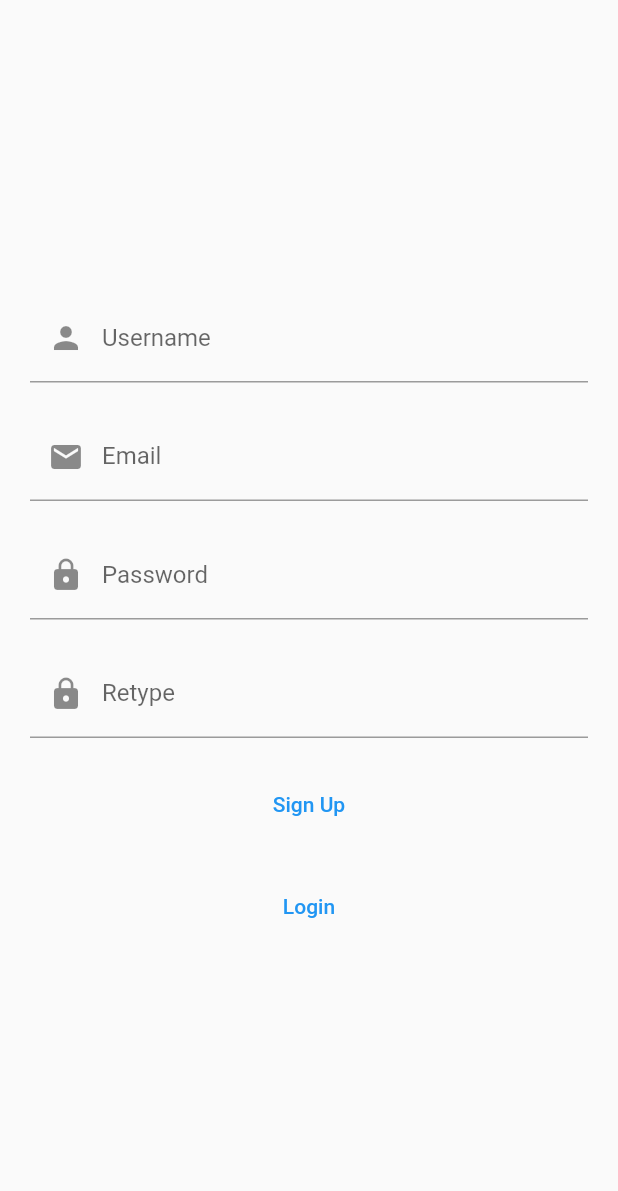
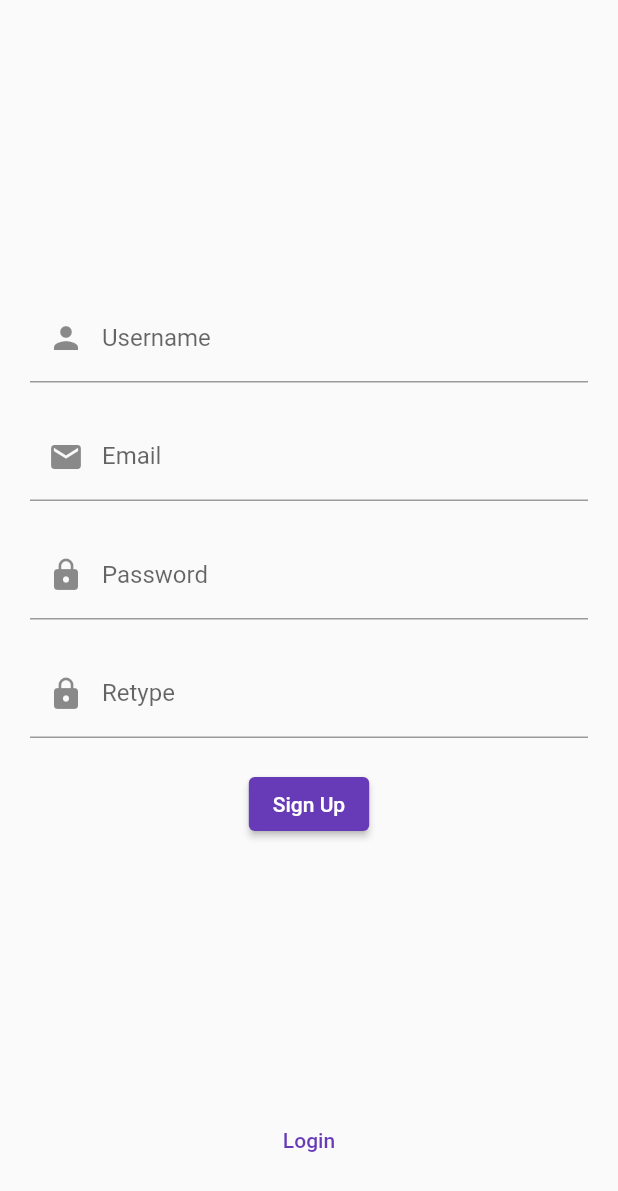
Before and after one commit to dnys1/habitr, a Flutter app: the screen it shows after launch, after a tap on "Login", after a tap on "Sign Up", on a phone screen of 412 x 824 dp. Shown: the top 1191 px of the screen. Run offline on Flutter 3.47's test engine with Material 2 defaults, Android fonts, the phone set to English and light mode, and no system bars; our stand-ins replace bloc, cached_network_image, equatable, flutter_bloc, image_picker; missing offline and left inert: amplify_api, amplify_auth_cognito, amplify_datastore_plugin_interface, amplify_flutter, amplify_storage_s3, gql; accounts and stored records are empty.

Commit message:
Add Amazon login

```diff
--- a/lib/blocs/auth/auth_data.dart
+++ b/lib/blocs/auth/auth_data.dart
@@ -1,3 +1,4 @@
+import 'package:amplify_auth_cognito/amplify_auth_cognito.dart';
 import 'package:equatable/equatable.dart';
 import 'package:meta/meta.dart';
 
@@ -5,27 +6,36 @@ enum AuthScreen { signup, login, verify, addImage }
 
 @immutable
 class AuthData extends Equatable {
-  final String username;
-  final String password;
+  final String? username;
+  final String? password;
+  final AuthProvider? provider;
 
-  const AuthData(this.username, this.password);
+  const AuthData({
+    this.username,
+    this.password,
+    this.provider,
+  });
 
   @override
-  List<Object?> get props => [username, password];
+  List<Object?> get props => [username, password, provider];
 }
 
 class AuthLoginData extends AuthData {
   const AuthLoginData(String username, String password)
-      : super(username, password);
+      : super(username: username, password: password);
 
   AuthLoginData copyWith({
     String? username,
     String? password,
   }) =>
       AuthLoginData(
-        username ?? this.username,
-        password ?? this.password,
+        username ?? this.username!,
+        password ?? this.password!,
       );
+}
+
+class AuthProviderData extends AuthData {
+  const AuthProviderData(AuthProvider provider) : super(provider: provider);
 }
 
 class AuthSignupData extends AuthData {
@@ -35,7 +45,7 @@ class AuthSignupData extends AuthData {
     String username,
     String password, {
     required this.email,
-  }) : super(username, password);
+  }) : super(username: username, password: password);
 
   @override
   List<Object?> get props => [username, password, email];
@@ -46,8 +56,8 @@ class AuthSignupData extends AuthData {
     String? email,
   }) =>
       AuthSignupData(
-        username ?? this.username,
-        password ?? this.password,
+        username ?? this.username!,
+        password ?? this.password!,
         email: email ?? this.email,
       );
 }
--- a/lib/blocs/auth/auth_event.dart
+++ b/lib/blocs/auth/auth_event.dart
@@ -32,7 +32,7 @@ class AuthChangeScreen extends AuthEvent {
 }
 
 class AuthLogin extends AuthEvent {
-  final AuthLoginData data;
+  final AuthData data;
 
   const AuthLogin(this.data);
 
--- a/lib/main.dart
+++ b/lib/main.dart
@@ -98,7 +98,7 @@ class _MyAppState extends State<MyApp> {
         child: MaterialApp(
           title: 'Flutter Demo',
           theme: ThemeData(
-            primarySwatch: Colors.blue,
+            primarySwatch: Colors.deepPurple,
           ),
           scaffoldMessengerKey: scaffoldMessengerKey,
           home: StreamBuilder<AuthState>(
--- a/lib/screens/login/login_screen.dart
+++ b/lib/screens/login/login_screen.dart
@@ -3,6 +3,7 @@ import 'package:flutter_bloc/flutter_bloc.dart';
 import 'package:habitr/blocs/auth/auth_bloc.dart';
 import 'package:habitr/screens/login/login_viewmodel.dart';
 import 'package:habitr/util/validators.dart';
+import 'package:habitr/widgets/login_with_amazon/login_with_amazon_button.dart';
 import 'package:provider/provider.dart';
 
 class LoginScreen extends StatelessWidget {
@@ -33,7 +34,6 @@ class _LoginView extends StatelessWidget {
   Widget build(BuildContext context) {
     return Scaffold(
       body: Center(
-        child: SingleChildScrollView(
         child: Form(
           key: viewModel.formKey,
           child: Padding(
@@ -42,6 +42,7 @@ class _LoginView extends StatelessWidget {
               mainAxisAlignment: MainAxisAlignment.center,
               crossAxisAlignment: CrossAxisAlignment.center,
               children: [
+                const Spacer(),
                 TextFormField(
                   onChanged: viewModel.setUsername,
                   validator: validateUsername,
@@ -68,19 +69,21 @@ class _LoginView extends StatelessWidget {
                     if (viewModel.isBusy) {
                       return const CircularProgressIndicator();
                     }
-                      return TextButton(
+                    return ElevatedButton(
                       onPressed: viewModel.login,
                       child: const Text('Login'),
                     );
                   },
                 ),
-                  const SizedBox(height: 20),
+                const SizedBox(height: 10),
+                const LoginWithAmazonButton(),
+                const Spacer(),
                 TextButton(
                   child: const Text('Sign Up'),
                   onPressed: viewModel.goToSignUp,
                 ),
+                const SizedBox(height: 20),
               ],
-              ),
             ),
           ),
         ),
--- a/lib/screens/signup/signup_screen.dart
+++ b/lib/screens/signup/signup_screen.dart
@@ -33,7 +33,6 @@ class _SignupView extends StatelessWidget {
   Widget build(BuildContext context) {
     return Scaffold(
       body: Center(
-        child: SingleChildScrollView(
         child: Form(
           key: viewModel.formKey,
           child: Padding(
@@ -42,6 +41,7 @@ class _SignupView extends StatelessWidget {
               mainAxisAlignment: MainAxisAlignment.center,
               crossAxisAlignment: CrossAxisAlignment.center,
               children: [
+                const Spacer(),
                 TextFormField(
                   onChanged: viewModel.setUsername,
                   validator: validateUsername,
@@ -73,8 +73,7 @@ class _SignupView extends StatelessWidget {
                 const SizedBox(height: 20),
                 TextFormField(
                   onChanged: viewModel.setPassword,
-                    validator: (String? passwordRetype) =>
-                        validatePasswordRetype(
+                  validator: (String? passwordRetype) => validatePasswordRetype(
                       viewModel.password, passwordRetype),
                   decoration: const InputDecoration(
                     labelText: 'Retype',
@@ -90,19 +89,19 @@ class _SignupView extends StatelessWidget {
                     if (viewModel.isBusy) {
                       return const CircularProgressIndicator();
                     }
-                      return TextButton(
+                    return ElevatedButton(
                       onPressed: viewModel.signUp,
                       child: const Text('Sign Up'),
                     );
                   },
                 ),
-                  const SizedBox(height: 20),
+                const Spacer(),
                 TextButton(
                   child: const Text('Login'),
                   onPressed: viewModel.goToLogin,
                 ),
+                const SizedBox(height: 20),
               ],
-              ),
             ),
           ),
         ),
--- /dev/null
+++ b/lib/widgets/login_with_amazon/login_with_amazon_button.dart
@@ -0,0 +1,52 @@
+import 'package:amplify_auth_cognito/amplify_auth_cognito.dart';
+import 'package:flutter/material.dart';
+import 'package:flutter_bloc/flutter_bloc.dart';
+import 'package:habitr/blocs/auth/auth_bloc.dart';
+import 'package:habitr/blocs/auth/auth_data.dart';
+
+class LoginWithAmazonButton extends StatelessWidget {
+  const LoginWithAmazonButton({Key? key}) : super(key: key);
+
+  void _login(AuthBloc authBloc) {
+    authBloc.add(const AuthLogin(AuthProviderData(AuthProvider.amazon)));
+  }
+
+  static const _imageSize = Size(2100, 633);
+
+  @override
+  Widget build(BuildContext context) {
+    final authBloc = BlocProvider.of<AuthBloc>(context, listen: false);
+    return ElevatedButton(
+      onPressed: () => _login(authBloc),
+      style: ButtonStyle(
+        backgroundColor: MaterialStateProperty.all<Color>(Colors.white),
+        foregroundColor: MaterialStateProperty.all<Color>(Colors.black),
+      ),
+      child: ConstrainedBox(
+        constraints: BoxConstraints(
+          maxWidth: 200,
+          maxHeight: 200.0 / _imageSize.aspectRatio,
+        ),
+        child: Row(
+          mainAxisSize: MainAxisSize.min,
+          children: [
+            const Text('Login with'),
+            Padding(
+              padding: const EdgeInsets.all(10),
+              child: LayoutBuilder(
+                builder: (context, constraints) {
+                  var height = constraints.maxHeight / 2;
+                  return Image.asset(
+                    'assets/images/amazon_logo.png',
+                    width: height * _imageSize.aspectRatio,
+                    height: height,
+                  );
+                },
+              ),
+            ),
+          ],
+        ),
+      ),
+    );
+  }
+}
```
Also changed, not shown: lib/blocs/auth/auth_bloc.dart (+24 -16 lines), lib/services/auth_service.dart (+18 -0 lines), lib/widgets/login_with_amazon_button.dart (deleted, +0 -22 lines), assets/images/amazon_logo.png (added), 2 other files. Lines whose indentation alone changed are shown as unchanged.
